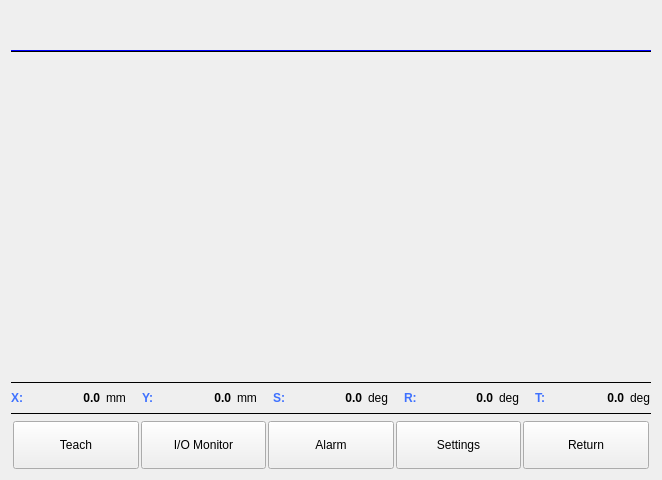
The window that mainframe.ui (GaussCheng/2-5AxisPunch) describes before a commit, drawn with Qt 5.
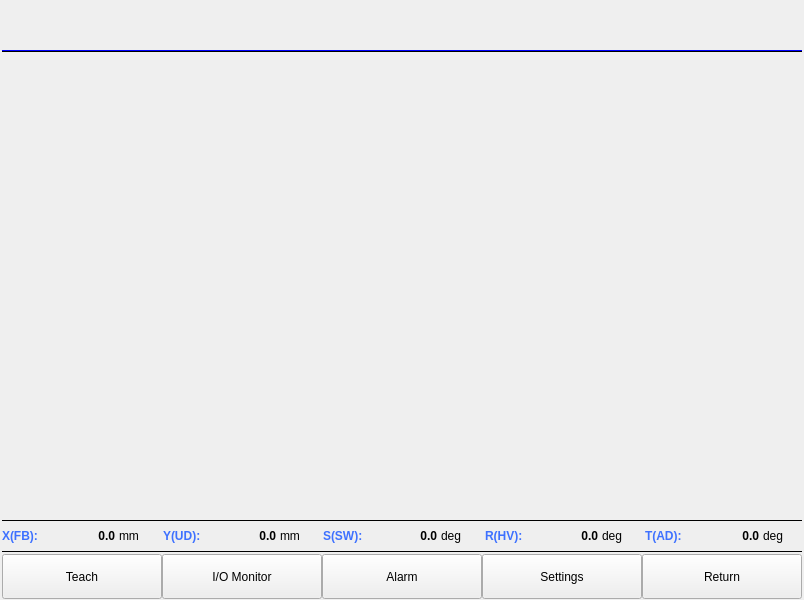
The same window after the commit. The open tabs and pages were chosen to show the change. Custom widgets are drawn as their Qt base class.

```diff
--- a/mainframe.ui
+++ b/mainframe.ui
@@ -6,10 +6,16 @@
    <rect>
     <x>0</x>
     <y>0</y>
-    <width>658</width>
-    <height>480</height>
+    <width>800</width>
+    <height>600</height>
    </rect>
   </property>
+  <property name="maximumSize">
+   <size>
+    <width>800</width>
+    <height>600</height>
+   </size>
+  </property>
   <property name="windowTitle">
    <string>MainFrame</string>
   </property>
@@ -17,9 +23,15 @@
    <property name="spacing">
     <number>1</number>
    </property>
+   <property name="leftMargin">
+    <number>2</number>
+   </property>
    <property name="topMargin">
     <number>1</number>
    </property>
+   <property name="rightMargin">
+    <number>2</number>
+   </property>
    <property name="bottomMargin">
     <number>1</number>
    </property>
@@ -43,7 +55,7 @@
      </property>
      <property name="minimumSize">
       <size>
-       <width>640</width>
+       <width>800</width>
        <height>2</height>
       </size>
      </property>
@@ -80,8 +92,8 @@
      </property>
      <property name="maximumSize">
       <size>
-       <width>640</width>
-       <height>328</height>
+       <width>800</width>
+       <height>16777215</height>
       </size>
      </property>
      <property name="frameShape">
@@ -102,7 +114,7 @@
      </property>
      <property name="minimumSize">
       <size>
-       <width>0</width>
+       <width>800</width>
        <height>1</height>
       </size>
      </property>
@@ -131,6 +143,9 @@
    </item>
    <item>
     <layout class="QHBoxLayout" name="horizontalLayout">
+     <property name="spacing">
+      <number>4</number>
+     </property>
      <item>
       <widget class="QLabel" name="label_7">
        <property name="palette">
@@ -207,7 +222,7 @@
         <bool>true</bool>
        </property>
        <property name="text">
-        <string>X:</string>
+        <string>X(FB):</string>
        </property>
       </widget>
      </item>
@@ -215,13 +230,13 @@
       <widget class="QLabel" name="xCurrentPos">
        <property name="minimumSize">
         <size>
-         <width>65</width>
+         <width>70</width>
          <height>28</height>
         </size>
        </property>
        <property name="maximumSize">
         <size>
-         <width>65</width>
+         <width>70</width>
          <height>16777215</height>
         </size>
        </property>
@@ -247,12 +262,6 @@
      </item>
      <item>
       <widget class="QLabel" name="label_22">
-       <property name="minimumSize">
-        <size>
-         <width>30</width>
-         <height>0</height>
-        </size>
-       </property>
        <property name="text">
         <string>mm</string>
        </property>
@@ -334,7 +343,7 @@
         <bool>true</bool>
        </property>
        <property name="text">
-        <string>Y:</string>
+        <string>Y(UD):</string>
        </property>
       </widget>
      </item>
@@ -342,13 +351,13 @@
       <widget class="QLabel" name="yCurrentPos">
        <property name="minimumSize">
         <size>
-         <width>65</width>
+         <width>70</width>
          <height>0</height>
         </size>
        </property>
        <property name="maximumSize">
         <size>
-         <width>65</width>
+         <width>70</width>
          <height>16777215</height>
         </size>
        </property>
@@ -374,12 +383,6 @@
      </item>
      <item>
       <widget class="QLabel" name="label_9">
-       <property name="minimumSize">
-        <size>
-         <width>30</width>
-         <height>0</height>
-        </size>
-       </property>
        <property name="text">
         <string>mm</string>
        </property>
@@ -461,7 +464,7 @@
         <bool>true</bool>
        </property>
        <property name="text">
-        <string>S:</string>
+        <string>S(SW):</string>
        </property>
       </widget>
      </item>
@@ -469,13 +472,13 @@
       <widget class="QLabel" name="zCurrentPos">
        <property name="minimumSize">
         <size>
-         <width>65</width>
+         <width>70</width>
          <height>0</height>
         </size>
        </property>
        <property name="maximumSize">
         <size>
-         <width>65</width>
+         <width>70</width>
          <height>16777215</height>
         </size>
        </property>
@@ -501,12 +504,6 @@
      </item>
      <item>
       <widget class="QLabel" name="label_10">
-       <property name="minimumSize">
-        <size>
-         <width>30</width>
-         <height>0</height>
-        </size>
-       </property>
        <property name="text">
         <string>deg</string>
        </property>
@@ -588,7 +585,7 @@
         <bool>true</bool>
        </property>
        <property name="text">
-        <string>R:</string>
+        <string>R(HV):</string>
        </property>
       </widget>
      </item>
@@ -596,13 +593,13 @@
       <widget class="QLabel" name="rCurrentPos">
        <property name="minimumSize">
         <size>
-         <width>65</width>
+         <width>70</width>
          <height>0</height>
         </size>
        </property>
        <property name="maximumSize">
         <size>
-         <width>65</width>
+         <width>70</width>
          <height>16777215</height>
         </size>
        </property>
@@ -628,12 +625,6 @@
      </item>
      <item>
       <widget class="QLabel" name="label_14">
-       <property name="minimumSize">
-        <size>
-         <width>30</width>
-         <height>0</height>
-        </size>
-       </property>
        <property name="text">
         <string>deg</string>
        </property>
@@ -715,7 +706,7 @@
         <bool>true</bool>
        </property>
        <property name="text">
-        <string>T:</string>
+        <string>T(AD):</string>
        </property>
       </widget>
      </item>
@@ -723,13 +714,13 @@
       <widget class="QLabel" name="tCurrentPos">
        <property name="minimumSize">
         <size>
-         <width>65</width>
+         <width>70</width>
          <height>0</height>
         </size>
        </property>
        <property name="maximumSize">
         <size>
-         <width>65</width>
+         <width>70</width>
          <height>16777215</height>
         </size>
        </property>
@@ -770,6 +761,12 @@
        <verstretch>0</verstretch>
       </sizepolicy>
      </property>
+     <property name="minimumSize">
+      <size>
+       <width>800</width>
+       <height>1</height>
+      </size>
+     </property>
      <property name="maximumSize">
       <size>
        <width>16777215</width>
@@ -795,12 +792,6 @@
    </item>
    <item>
     <widget class="ICCycleTimeAndFinishedFrame" name="cycleTimeAndFinistWidget">
-     <property name="maximumSize">
-      <size>
-       <width>16777215</width>
-       <height>24</height>
-      </size>
-     </property>
      <property name="frameShape">
       <enum>QFrame::NoFrame</enum>
      </property>
@@ -814,34 +805,31 @@
      <property name="maximumSize">
       <size>
        <width>16777215</width>
-       <height>60</height>
+       <height>45</height>
       </size>
      </property>
      <property name="currentIndex">
-      <number>0</number>
+      <number>1</number>
      </property>
-     <widget class="QWidget" name="page_5">
+     <widget class="QWidget" name="page">
       <layout class="QHBoxLayout" name="horizontalLayout_2">
        <property name="spacing">
-        <number>2</number>
+        <number>0</number>
        </property>
-       <property name="leftMargin">
-        <number>2</number>
-       </property>
-       <property name="topMargin">
-        <number>2</number>
-       </property>
-       <property name="rightMargin">
-        <number>2</number>
+       <property name="margin">
+        <number>0</number>
        </property>
        <item>
         <widget class="QPushButton" name="teachButton">
          <property name="minimumSize">
           <size>
            <width>0</width>
-           <height>48</height>
+           <height>45</height>
           </size>
          </property>
+         <property name="focusPolicy">
+          <enum>Qt::NoFocus</enum>
+         </property>
          <property name="text">
           <string>Teach</string>
          </property>
@@ -858,9 +846,18 @@
          <property name="minimumSize">
           <size>
            <width>0</width>
-           <height>48</height>
+           <height>45</height>
           </size>
          </property>
+         <property name="maximumSize">
+          <size>
+           <width>16777215</width>
+           <height>16777215</height>
+          </size>
+         </property>
+         <property name="focusPolicy">
+          <enum>Qt::NoFocus</enum>
+         </property>
          <property name="text">
           <string>I/O Monitor</string>
          </property>
@@ -877,9 +874,18 @@
          <property name="minimumSize">
           <size>
            <width>0</width>
-           <height>48</height>
+           <height>45</height>
           </size>
          </property>
+         <property name="maximumSize">
+          <size>
+           <width>16777215</width>
+           <height>16777215</height>
+          </size>
+         </property>
+         <property name="focusPolicy">
+          <enum>Qt::NoFocus</enum>
+         </property>
          <property name="text">
           <string>Alarm</string>
          </property>
@@ -896,9 +902,18 @@
          <property name="minimumSize">
           <size>
            <width>0</width>
-           <height>48</height>
+           <height>45</height>
           </size>
          </property>
+         <property name="maximumSize">
+          <size>
+           <width>16777215</width>
+           <height>16777215</height>
+          </size>
+         </property>
+         <property name="focusPolicy">
+          <enum>Qt::NoFocus</enum>
+         </property>
          <property name="text">
           <string>Settings</string>
          </property>
@@ -915,9 +930,18 @@
          <property name="minimumSize">
           <size>
            <width>0</width>
-           <height>48</height>
+           <height>45</height>
           </size>
          </property>
+         <property name="maximumSize">
+          <size>
+           <width>16777215</width>
+           <height>16777215</height>
+          </size>
+         </property>
+         <property name="focusPolicy">
+          <enum>Qt::NoFocus</enum>
+         </property>
          <property name="text">
           <string>Return</string>
          </property>
@@ -925,13 +949,13 @@
        </item>
       </layout>
      </widget>
-     <widget class="QWidget" name="page_6">
+     <widget class="QWidget" name="page_2">
       <layout class="QHBoxLayout" name="horizontalLayout_3">
        <property name="spacing">
-        <number>2</number>
+        <number>0</number>
        </property>
        <property name="margin">
-        <number>2</number>
+        <number>0</number>
        </property>
        <item>
         <widget class="QPushButton" name="baseButton">
```
